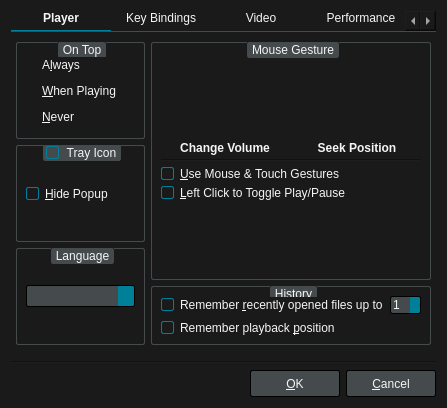
Before: the Qt Designer form src/ui/preferencesdialog.ui in antidote1911/nounours-player, drawn with Qt 5.
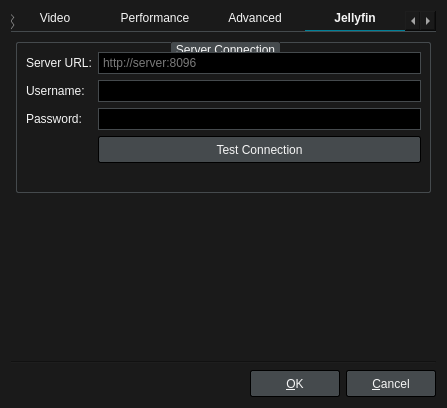
After: the same form once the commit is applied. The open tabs and pages were chosen to show the change. Icons and pictures are not drawn.

Commit message:
feat: add Jellyfin server integration
Connect to a Jellyfin server (Préférences > Jellyfin) and browse it from
a new search dialog with Search and Genres tabs. Supports playing movies
and series episodes, with a lazy-loaded series/season/episode tree, a
dynamic window title, and a playlist showing season episodes with
readable labels. Finishing a season's last episode automatically
continues into the next season.

Patch:
```diff
--- a/src/ui/preferencesdialog.ui
+++ b/src/ui/preferencesdialog.ui
@@ -1192,6 +1192,102 @@
        </item>
       </layout>
      </widget>
+     <widget class="QWidget" name="tab_6">
+      <attribute name="title">
+       <string>Jellyfin</string>
+      </attribute>
+      <layout class="QVBoxLayout" name="verticalLayout_jellyfin">
+       <property name="leftMargin">
+        <number>5</number>
+       </property>
+       <property name="topMargin">
+        <number>5</number>
+       </property>
+       <property name="rightMargin">
+        <number>5</number>
+       </property>
+       <property name="bottomMargin">
+        <number>5</number>
+       </property>
+       <item>
+        <widget class="QGroupBox" name="groupBox_jellyfin">
+         <property name="title">
+          <string>Server Connection</string>
+         </property>
+         <layout class="QFormLayout" name="formLayout_jellyfin">
+          <item row="0" column="0">
+           <widget class="QLabel" name="label_jellyfin_url">
+            <property name="text">
+             <string>Server URL:</string>
+            </property>
+           </widget>
+          </item>
+          <item row="0" column="1">
+           <widget class="QLineEdit" name="jellyfinUrlEdit">
+            <property name="placeholderText">
+             <string>http://server:8096</string>
+            </property>
+           </widget>
+          </item>
+          <item row="1" column="0">
+           <widget class="QLabel" name="label_jellyfin_user">
+            <property name="text">
+             <string>Username:</string>
+            </property>
+           </widget>
+          </item>
+          <item row="1" column="1">
+           <widget class="QLineEdit" name="jellyfinUserEdit"/>
+          </item>
+          <item row="2" column="0">
+           <widget class="QLabel" name="label_jellyfin_password">
+            <property name="text">
+             <string>Password:</string>
+            </property>
+           </widget>
+          </item>
+          <item row="2" column="1">
+           <widget class="QLineEdit" name="jellyfinPasswordEdit">
+            <property name="echoMode">
+             <enum>QLineEdit::Password</enum>
+            </property>
+           </widget>
+          </item>
+          <item row="3" column="1">
+           <widget class="QPushButton" name="jellyfinTestButton">
+            <property name="text">
+             <string>Test Connection</string>
+            </property>
+           </widget>
+          </item>
+          <item row="4" column="0" colspan="2">
+           <widget class="QLabel" name="jellyfinStatusLabel">
+            <property name="text">
+             <string/>
+            </property>
+            <property name="wordWrap">
+             <bool>true</bool>
+            </property>
+           </widget>
+          </item>
+         </layout>
+        </widget>
+       </item>
+       <item>
+        <spacer name="verticalSpacer_jellyfin">
+         <property name="orientation">
+          <enum>Qt::Vertical</enum>
+         </property>
+         <property name="sizeHint" stdset="0">
+          <size>
+           <width>20</width>
+           <height>40</height>
+          </size>
+         </property>
+        </spacer>
+       </item>
+      </layout>
+     </widget>
     </widget>
    </item>
    <item>
```
The commit also changes 17 other files.
